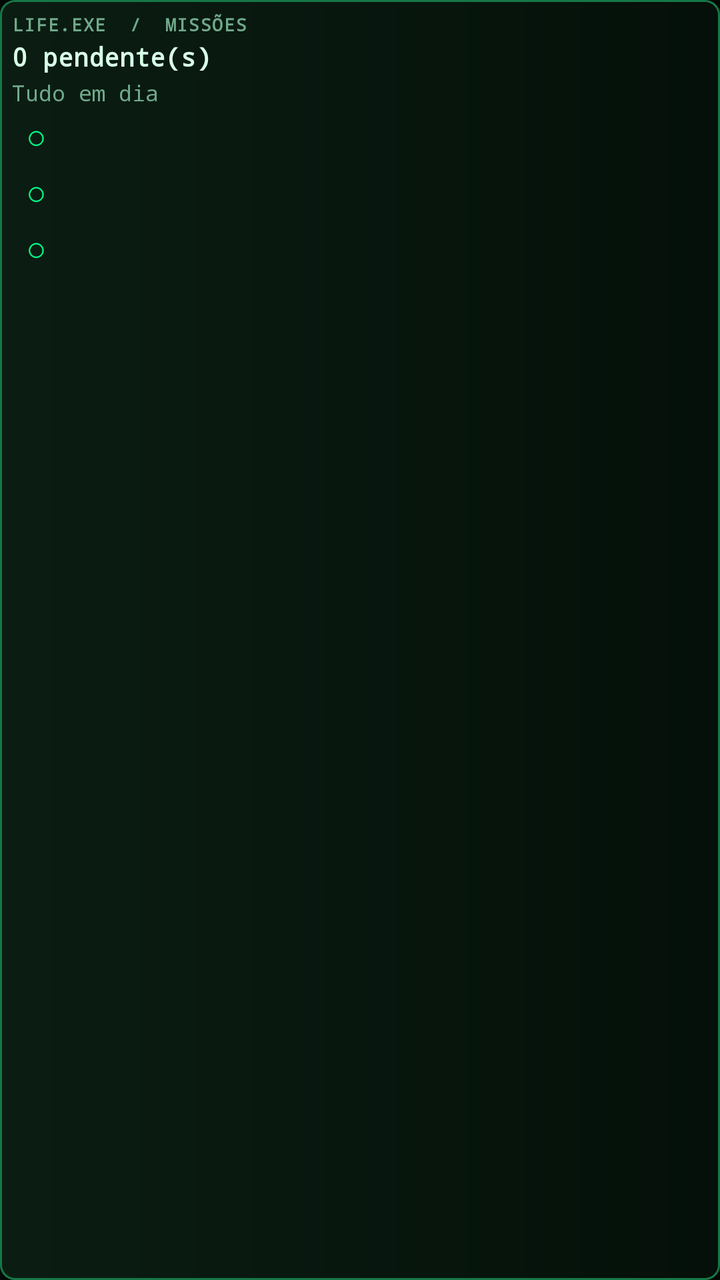
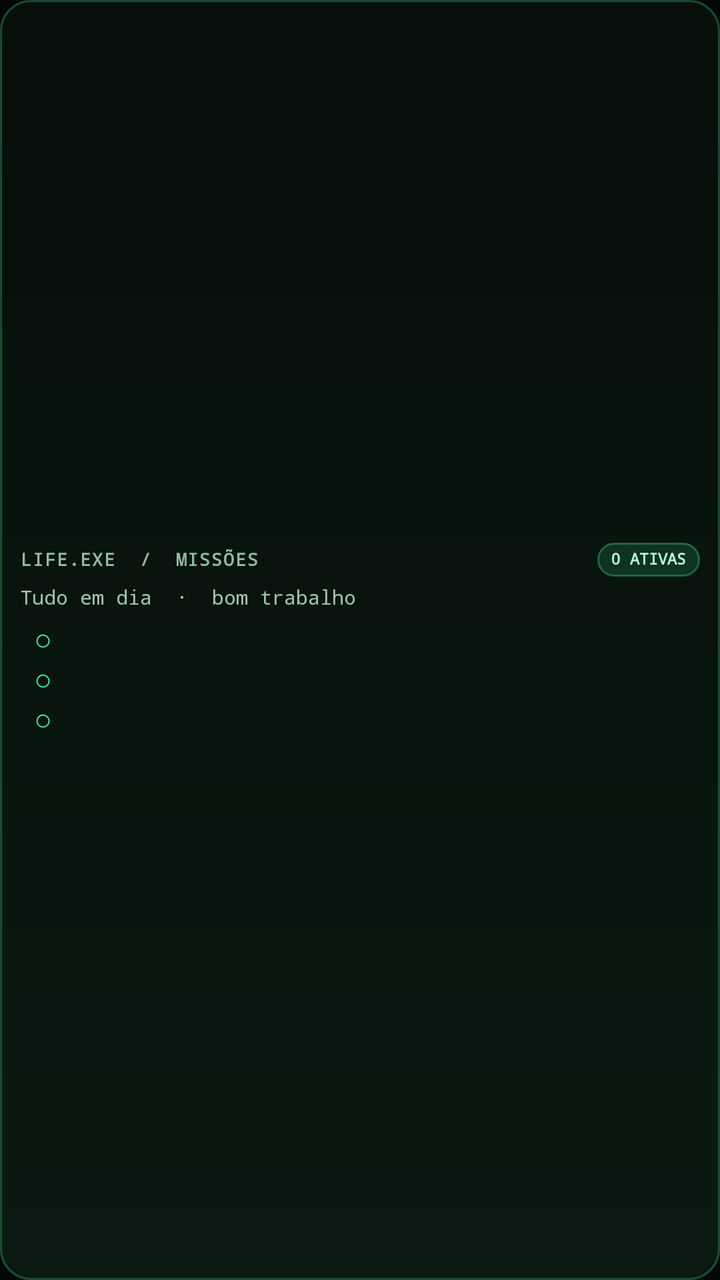

Compare the two renders of this Android layout. The source of the first and the diff that turns it into the second are given below.
<!-- AndroidManifest.xml: application theme AppTheme -->
<!-- res/layout/widget_todo.xml -->
<?xml version="1.0" encoding="utf-8"?>
<LinearLayout xmlns:android="http://schemas.android.com/apk/res/android"
    android:id="@+id/widget_todo_root"
    android:layout_width="match_parent"
    android:layout_height="match_parent"
    android:orientation="vertical"
    android:padding="6dp"
    android:background="@drawable/widget_income_bg">
    <TextView
        android:layout_width="match_parent"
        android:layout_height="wrap_content"
        android:text="LIFE.EXE  /  MISSÕES"
        android:textColor="#70A98A"
        android:textSize="9sp"
        android:textStyle="bold"
        android:letterSpacing="0.06" />
    <TextView
        android:id="@+id/widget_todo_count"
        android:layout_width="match_parent"
        android:layout_height="wrap_content"
        android:text="0 pendente(s)"
        android:textColor="#D8FFE8"
        android:textSize="13sp"
        android:textStyle="bold"
        android:paddingTop="1dp"
        android:paddingBottom="2dp" />
    <TextView android:id="@+id/widget_todo_empty" android:layout_width="match_parent" android:layout_height="wrap_content" android:text="Tudo em dia" android:textColor="#70A98A" android:textSize="11sp" />
    <LinearLayout android:layout_width="match_parent" android:layout_height="wrap_content" android:orientation="horizontal" android:gravity="center_vertical">
        <TextView android:id="@+id/todo_check_1" android:layout_width="24dp" android:layout_height="28dp" android:gravity="center" android:text="○" android:textColor="#00FF88" android:textSize="17sp" />
        <TextView android:id="@+id/todo_line_1" android:layout_width="0dp" android:layout_height="wrap_content" android:layout_weight="1" android:maxLines="1" android:ellipsize="end" android:textColor="#D8FFE8" android:textSize="11sp" />
    </LinearLayout>
    <LinearLayout android:layout_width="match_parent" android:layout_height="wrap_content" android:orientation="horizontal" android:gravity="center_vertical">
        <TextView android:id="@+id/todo_check_2" android:layout_width="24dp" android:layout_height="28dp" android:gravity="center" android:text="○" android:textColor="#00FF88" android:textSize="17sp" />
        <TextView android:id="@+id/todo_line_2" android:layout_width="0dp" android:layout_height="wrap_content" android:layout_weight="1" android:maxLines="1" android:ellipsize="end" android:textColor="#D8FFE8" android:textSize="11sp" />
    </LinearLayout>
    <LinearLayout android:layout_width="match_parent" android:layout_height="wrap_content" android:orientation="horizontal" android:gravity="center_vertical">
        <TextView android:id="@+id/todo_check_3" android:layout_width="24dp" android:layout_height="28dp" android:gravity="center" android:text="○" android:textColor="#00FF88" android:textSize="17sp" />
        <TextView android:id="@+id/todo_line_3" android:layout_width="0dp" android:layout_height="wrap_content" android:layout_weight="1" android:maxLines="1" android:ellipsize="end" android:textColor="#D8FFE8" android:textSize="11sp" />
    </LinearLayout>
</LinearLayout>
<!-- resources referenced by this layout -->
<resources>
  <!-- drawable widget_income_bg (drawable) -->
  <?xml version="1.0" encoding="utf-8"?>
  <shape xmlns:android="http://schemas.android.com/apk/res/android" android:shape="rectangle">
      <gradient android:angle="0" android:startColor="#0B1D13" android:endColor="#041009" />
      <corners android:radius="7dp" />
      <stroke android:width="1dp" android:color="#167747" />
  </shape>
  <style name="AppTheme" parent="android:style/Theme.Material.NoActionBar">
          <item name="android:fontFamily">monospace</item>
          <item name="android:colorAccent">#00FF88</item>
          <item name="android:statusBarColor">#020805</item>
          <item name="android:navigationBarColor">#020805</item>
          <item name="android:windowLightStatusBar">false</item>
          <item name="android:windowLightNavigationBar">false</item>
          <item name="android:windowActionModeOverlay">true</item>
          <item name="android:windowBackground">#020805</item>
      </style>
</resources>

<!-- the commit's change to res/layout/widget_todo.xml (unified diff, before → after) -->
@@ -4,37 +4,133 @@
     android:layout_width="match_parent"
     android:layout_height="match_parent"
     android:orientation="vertical"
-    android:padding="6dp"
+    android:gravity="center_vertical"
+    android:paddingStart="10dp"
+    android:paddingEnd="10dp"
+    android:paddingTop="6dp"
+    android:paddingBottom="6dp"
     android:background="@drawable/widget_income_bg">
+
+    <LinearLayout
+        android:layout_width="match_parent"
+        android:layout_height="18dp"
+        android:orientation="horizontal"
+        android:gravity="center_vertical">
+
+        <TextView
+            android:layout_width="0dp"
+            android:layout_height="wrap_content"
+            android:layout_weight="1"
+            android:text="LIFE.EXE  /  MISSÕES"
+            android:textColor="#91BBA5"
+            android:textSize="9sp"
+            android:textStyle="bold"
+            android:letterSpacing="0.07"
+            android:includeFontPadding="false" />
+
+        <TextView
+            android:id="@+id/widget_todo_count"
+            android:layout_width="wrap_content"
+            android:layout_height="17dp"
+            android:gravity="center"
+            android:paddingStart="7dp"
+            android:paddingEnd="7dp"
+            android:background="@drawable/widget_badge_bg"
+            android:text="0 ATIVAS"
+            android:textColor="#B9F5D0"
+            android:textSize="8sp"
+            android:textStyle="bold"
+            android:includeFontPadding="false" />
+    </LinearLayout>
+
     <TextView
+        android:id="@+id/widget_todo_empty"
         android:layout_width="match_parent"
-        android:layout_height="wrap_content"
-        android:text="LIFE.EXE  /  MISSÕES"
-        android:textColor="#70A98A"
-        android:textSize="9sp"
-        android:textStyle="bold"
-        android:letterSpacing="0.06" />
-    <TextView
-        android:id="@+id/widget_todo_count"
+        android:layout_height="20dp"
+        android:gravity="center_vertical"
+        android:text="Tudo em dia  ·  bom trabalho"
+        android:textColor="#A0C7B0"
+        android:textSize="10sp"
+        android:includeFontPadding="false" />
+
+    <LinearLayout
         android:layout_width="match_parent"
-        android:layout_height="wrap_content"
-        android:text="0 pendente(s)"
-        android:textColor="#D8FFE8"
-        android:textSize="13sp"
-        android:textStyle="bold"
-        android:paddingTop="1dp"
-        android:paddingBottom="2dp" />
-    <TextView android:id="@+id/widget_todo_empty" android:layout_width="match_parent" android:layout_height="wrap_content" android:text="Tudo em dia" android:textColor="#70A98A" android:textSize="11sp" />
-    <LinearLayout android:layout_width="match_parent" android:layout_height="wrap_content" android:orientation="horizontal" android:gravity="center_vertical">
-        <TextView android:id="@+id/todo_check_1" android:layout_width="24dp" android:layout_height="28dp" android:gravity="center" android:text="○" android:textColor="#00FF88" android:textSize="17sp" />
-        <TextView android:id="@+id/todo_line_1" android:layout_width="0dp" android:layout_height="wrap_content" android:layout_weight="1" android:maxLines="1" android:ellipsize="end" android:textColor="#D8FFE8" android:textSize="11sp" />
+        android:layout_height="20dp"
+        android:orientation="horizontal"
+        android:gravity="center_vertical"
+        android:id="@+id/todo_row_1">
+        <TextView
+            android:id="@+id/todo_check_1"
+            android:layout_width="23dp"
+            android:layout_height="20dp"
+            android:gravity="center"
+            android:text="○"
+            android:textColor="#45E89A"
+            android:textSize="15sp"
+            android:includeFontPadding="false" />
+        <TextView
+            android:id="@+id/todo_line_1"
+            android:layout_width="0dp"
+            android:layout_height="wrap_content"
+            android:layout_weight="1"
+            android:maxLines="1"
+            android:ellipsize="end"
+            android:textColor="#E0F7E9"
+            android:textSize="10sp"
+            android:includeFontPadding="false" />
     </LinearLayout>
-    <LinearLayout android:layout_width="match_parent" android:layout_height="wrap_content" android:orientation="horizontal" android:gravity="center_vertical">
-        <TextView android:id="@+id/todo_check_2" android:layout_width="24dp" android:layout_height="28dp" android:gravity="center" android:text="○" android:textColor="#00FF88" android:textSize="17sp" />
-        <TextView android:id="@+id/todo_line_2" android:layout_width="0dp" android:layout_height="wrap_content" android:layout_weight="1" android:maxLines="1" android:ellipsize="end" android:textColor="#D8FFE8" android:textSize="11sp" />
+
+    <LinearLayout
+        android:layout_width="match_parent"
+        android:layout_height="20dp"
+        android:orientation="horizontal"
+        android:gravity="center_vertical"
+        android:id="@+id/todo_row_2">
+        <TextView
+            android:id="@+id/todo_check_2"
+            android:layout_width="23dp"
+            android:layout_height="20dp"
+            android:gravity="center"
+            android:text="○"
+            android:textColor="#45E89A"
+            android:textSize="15sp"
+            android:includeFontPadding="false" />
+        <TextView
+            android:id="@+id/todo_line_2"
+            android:layout_width="0dp"
+            android:layout_height="wrap_content"
+            android:layout_weight="1"
+            android:maxLines="1"
+            android:ellipsize="end"
+            android:textColor="#E0F7E9"
+            android:textSize="10sp"
+            android:includeFontPadding="false" />
     </LinearLayout>
-    <LinearLayout android:layout_width="match_parent" android:layout_height="wrap_content" android:orientation="horizontal" android:gravity="center_vertical">
-        <TextView android:id="@+id/todo_check_3" android:layout_width="24dp" android:layout_height="28dp" android:gravity="center" android:text="○" android:textColor="#00FF88" android:textSize="17sp" />
-        <TextView android:id="@+id/todo_line_3" android:layout_width="0dp" android:layout_height="wrap_content" android:layout_weight="1" android:maxLines="1" android:ellipsize="end" android:textColor="#D8FFE8" android:textSize="11sp" />
+
+    <LinearLayout
+        android:layout_width="match_parent"
+        android:layout_height="20dp"
+        android:orientation="horizontal"
+        android:gravity="center_vertical"
+        android:id="@+id/todo_row_3">
+        <TextView
+            android:id="@+id/todo_check_3"
+            android:layout_width="23dp"
+            android:layout_height="20dp"
+            android:gravity="center"
+            android:text="○"
+            android:textColor="#45E89A"
+            android:textSize="15sp"
+            android:includeFontPadding="false" />
+        <TextView
+            android:id="@+id/todo_line_3"
+            android:layout_width="0dp"
+            android:layout_height="wrap_content"
+            android:layout_weight="1"
+            android:maxLines="1"
+            android:ellipsize="end"
+            android:textColor="#E0F7E9"
+            android:textSize="10sp"
+            android:includeFontPadding="false" />
     </LinearLayout>
 </LinearLayout>
<!-- resource entries referenced after the edit -->
@@ -1,11 +1,22 @@
 <!-- resources referenced by this layout -->
 <resources>
+  <!-- drawable widget_badge_bg (drawable) -->
+  <?xml version="1.0" encoding="utf-8"?>
+  <shape xmlns:android="http://schemas.android.com/apk/res/android" android:shape="rectangle">
+      <solid android:color="#3026B86C" />
+      <corners android:radius="8dp" />
+      <stroke android:width="1dp" android:color="#6645C985" />
+  </shape>
   <!-- drawable widget_income_bg (drawable) -->
   <?xml version="1.0" encoding="utf-8"?>
   <shape xmlns:android="http://schemas.android.com/apk/res/android" android:shape="rectangle">
-      <gradient android:angle="0" android:startColor="#0B1D13" android:endColor="#041009" />
-      <corners android:radius="7dp" />
-      <stroke android:width="1dp" android:color="#167747" />
+      <gradient
+          android:angle="90"
+          android:startColor="#D90B1B13"
+          android:centerColor="#D608160F"
+          android:endColor="#E606100B" />
+      <corners android:radius="15dp" />
+      <stroke android:width="1dp" android:color="#5545C985" />
   </shape>
   <style name="AppTheme" parent="android:style/Theme.Material.NoActionBar">
           <item name="android:fontFamily">monospace</item>
